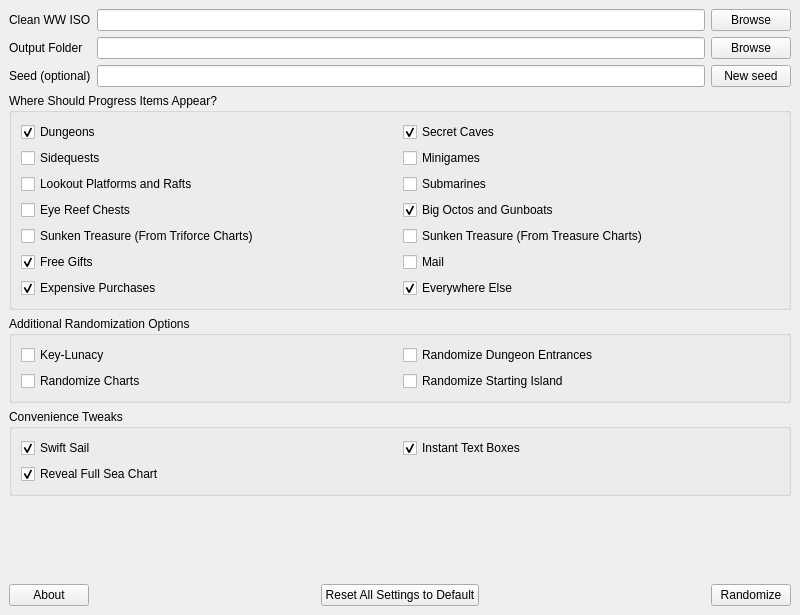
Before: the Qt Designer form ui/randomizer_window.ui in LagoLunatic/wwrando, drawn with Qt 5.
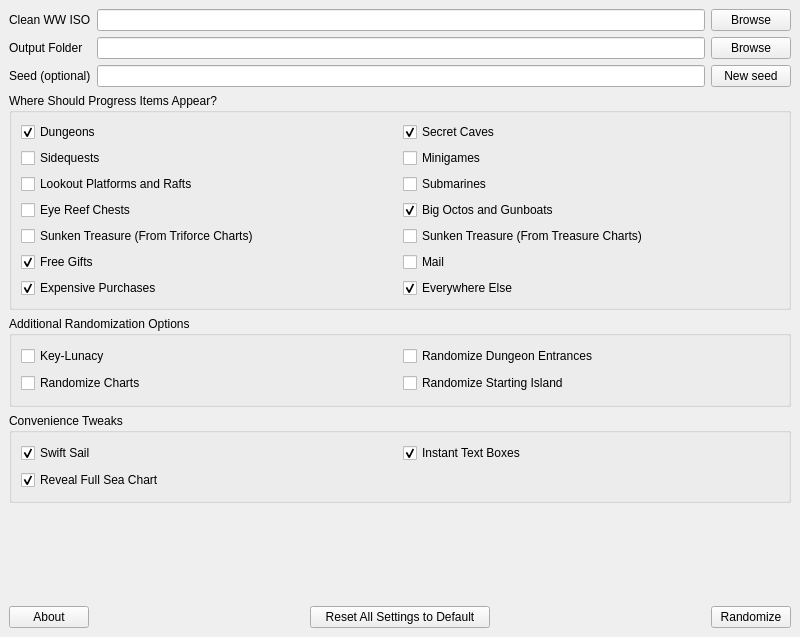
After: the same form once the commit is applied.

Commit message: Add some padding to the "Reset all settings" button

```diff
--- a/ui/randomizer_window.ui
+++ b/ui/randomizer_window.ui
@@ -7,7 +7,7 @@
     <x>0</x>
     <y>0</y>
     <width>800</width>
-    <height>615</height>
+    <height>637</height>
    </rect>
   </property>
   <property name="windowTitle">
@@ -314,6 +314,12 @@
       </item>
       <item>
        <widget class="QPushButton" name="reset_settings_to_default">
+        <property name="minimumSize">
+         <size>
+          <width>180</width>
+          <height>0</height>
+         </size>
+        </property>
         <property name="text">
          <string>Reset All Settings to Default</string>
         </property>
```
The commit also changes 1 other file.
